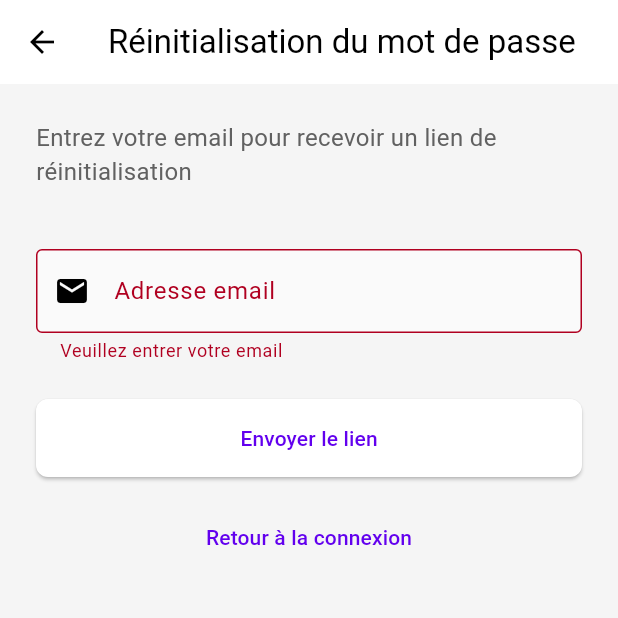
After one commit to Fresnelakan/Lead, a Flutter app: the ForgotPasswordPage screen opened directly, after a tap on "Envoyer le lien", on a phone screen of 412 x 824 dp, the top half of it. The commit adds this screen. Run offline on Flutter 3.47's test engine with Material 3 defaults, Android fonts, the light colour scheme and no system bars; our stand-ins replace cloud_firestore, firebase_auth, firebase_core, flutter_svg, google_sign_in, logger and 1 more; accounts and stored records are empty.

Commit message:
mot de passe oublié + Recupération solide +envoie de l'emploie du temps

```diff
--- /dev/null
+++ b/lib/forgot_password_page.dart
@@ -0,0 +1,201 @@
+import 'package:flutter/material.dart';
+import 'package:firebase_auth/firebase_auth.dart';
+
+class ForgotPasswordPage extends StatefulWidget {
+  const ForgotPasswordPage({super.key});
+
+  @override
+  _ForgotPasswordPageState createState() => _ForgotPasswordPageState();
+}
+
+class _ForgotPasswordPageState extends State<ForgotPasswordPage> {
+  final _emailController = TextEditingController();
+  final _formKey = GlobalKey<FormState>();
+  bool _isLoading = false;
+  bool _emailSent = false;
+  String? _errorMessage;
+
+  @override
+  void dispose() {
+    _emailController.dispose();
+    super.dispose();
+  }
+
+  Future<void> _sendPasswordResetEmail() async {
+    if (!_formKey.currentState!.validate()) return;
+
+    setState(() {
+      _isLoading = true;
+      _errorMessage = null;
+      _emailSent = false;
+    });
+
+    final email = _emailController.text.trim();
+    debugPrint("Tentative d'envoi à: $email");
+
+    try {
+      await FirebaseAuth.instance.sendPasswordResetEmail(email: email);
+      debugPrint("Requête envoyée avec succès");
+
+      if (mounted) {
+        setState(() {
+          _emailSent = true;
+          _isLoading = false;
+        });
+      }
+    } on FirebaseAuthException catch (e) {
+      debugPrint("Erreur Firebase: ${e.code} - ${e.message}");
+
+      if (mounted) {
+        setState(() {
+          _errorMessage = _getErrorMessage(e);
+          _isLoading = false;
+        });
+      }
+    } catch (e) {
+      debugPrint("Erreur inattendue: $e");
+      if (mounted) {
+        setState(() {
+          _errorMessage = 'Une erreur inattendue est survenue';
+          _isLoading = false;
+        });
+      }
+    }
+  }
+
+  String _getErrorMessage(FirebaseAuthException e) {
+    switch (e.code) {
+      case 'invalid-email':
+        return 'Format d\'email invalide';
+      case 'user-not-found':
+        return 'Aucun compte trouvé avec cet email';
+      case 'too-many-requests':
+        return 'Trop de tentatives. Réessayez plus tard.';
+      default:
+        return 'Erreur lors de l\'envoi du lien';
+    }
+  }
+
+  @override
+  Widget build(BuildContext context) {
+    return Scaffold(
+      appBar: AppBar(
+        title: const Text('Réinitialisation du mot de passe'),
+        elevation: 0,
+      ),
+      body: SingleChildScrollView(
+        padding: const EdgeInsets.all(24.0),
+        child: Form(
+          key: _formKey,
+          child: Column(
+            crossAxisAlignment: CrossAxisAlignment.stretch,
+            children: [
+              Text(
+                'Entrez votre email pour recevoir un lien de réinitialisation',
+                style: TextStyle(
+                  fontSize: 16,
+                  color: Colors.grey[700],
+                ),
+              ),
+              const SizedBox(height: 24),
+
+              if (_emailSent)
+                Container(
+                  padding: const EdgeInsets.all(16),
+                  decoration: BoxDecoration(
+                    color: Colors.green[50],
+                    borderRadius: BorderRadius.circular(8),
+                  ),
+                  child: const Row(
+                    children: [
+                      Icon(Icons.check_circle, color: Colors.green),
+                      SizedBox(width: 8),
+                      Expanded(
+                        child: Text(
+                          'Si un compte existe avec cet email, un lien a été envoyé. Vérifiez votre boîte mail et les spams.',
+                          style: TextStyle(color: Colors.green),
+                        ),
+                      ),
+                    ],
+                  ),
+                ),
+
+              if (_errorMessage != null)
+                Container(
+                  padding: const EdgeInsets.all(16),
+                  decoration: BoxDecoration(
+                    color: Colors.red[50],
+                    borderRadius: BorderRadius.circular(8),
+                  ),
+                  child: Row(
+                    children: [
+                      const Icon(Icons.error, color: Colors.red),
+                      const SizedBox(width: 8),
+                      Expanded(
+                        child: Text(
+                          _errorMessage!,
+                          style: const TextStyle(color: Colors.red),
+                        ),
+                      ),
+                    ],
+                  ),
+                ),
+
+              const SizedBox(height: 16),
+              TextFormField(
+                controller: _emailController,
+                decoration: InputDecoration(
+                  labelText: 'Adresse email',
+                  border: const OutlineInputBorder(),
+                  prefixIcon: const Icon(Icons.email),
+                  filled: true,
+                  fillColor: Colors.grey[50],
+                ),
+                keyboardType: TextInputType.emailAddress,
+                validator: (value) {
+                  if (value == null || value.isEmpty) {
+                    return 'Veuillez entrer votre email';
+                  }
+                  if (!RegExp(r'^[\w-\.]+@([\w-]+\.)+[\w-]{2,4}$').hasMatch(value)) {
+                    return 'Format d\'email invalide';
+                  }
+                  return null;
+                },
+              ),
+              const SizedBox(height: 24),
+              ElevatedButton(
+                onPressed: _isLoading ? null : _sendPasswordResetEmail,
+                style: ElevatedButton.styleFrom(
+                  padding: const EdgeInsets.symmetric(vertical: 16),
+                  shape: RoundedRectangleBorder(
+                    borderRadius: BorderRadius.circular(8),
+                  ),
+                ),
+                child: _isLoading
+                    ? const SizedBox(
+                        height: 24,
+                        width: 24,
+                        child: CircularProgressIndicator(
+                          strokeWidth: 2,
+                          color: Colors.white,
+                        ),
+                      )
+                    : const Text('Envoyer le lien'),
+              ),
+              const SizedBox(height: 16),
+              TextButton(
+                onPressed: () => Navigator.of(context).pop(),
+                child: Text(
+                  'Retour à la connexion',
+                  style: TextStyle(
+                    color: Theme.of(context).primaryColor,
+                  ),
+                ),
+              ),
+            ],
+          ),
+        ),
+      ),
+    );
+  }
+}
```
Also changed, not shown: lib/home_page.dart (+179 -21 lines), lib/login_page.dart (+19 -0 lines), pubspec.lock.
